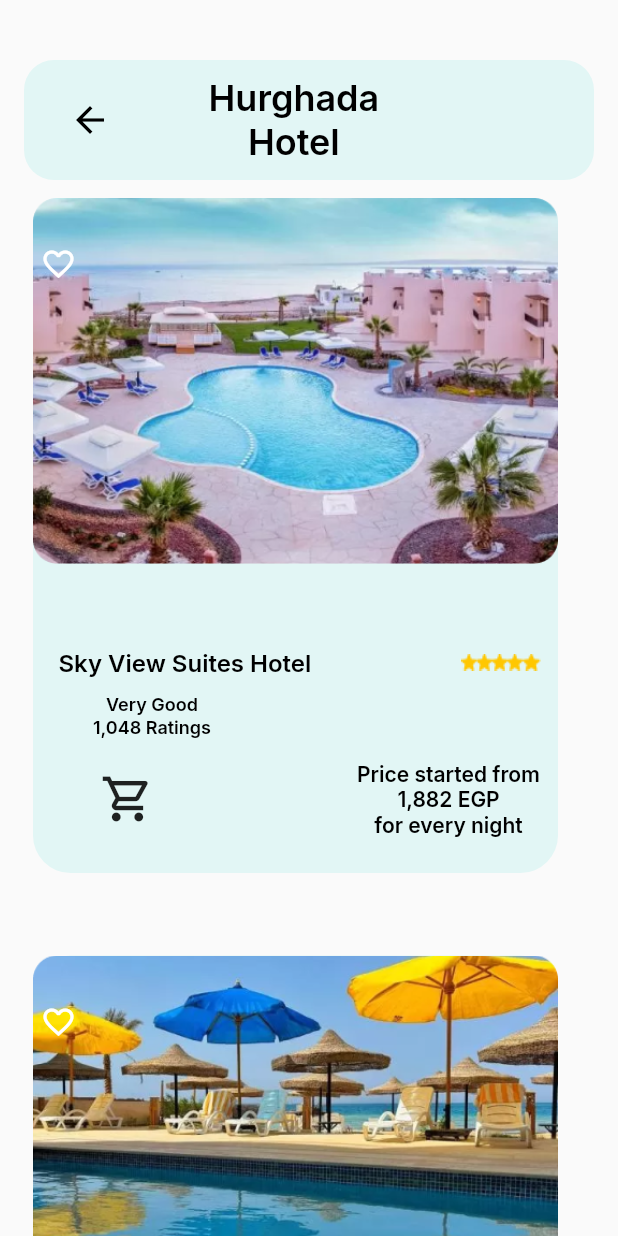
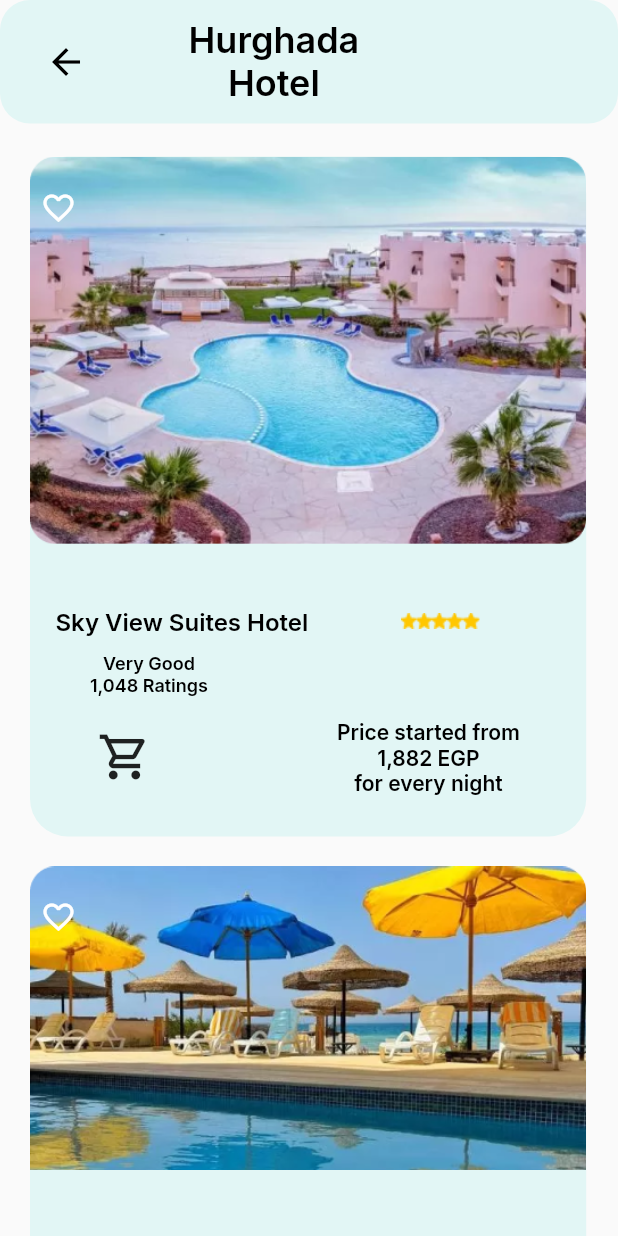
Before and after one commit to MahmoudAbuelazm/HotelResevationapp, a Flutter app: the CategoriesScreen screen opened directly, after a tap on "Hurghada", on a phone screen of 412 x 824 dp. Run offline on Flutter 3.47's test engine with Material 2 defaults, Android fonts, the phone set to English and light mode, and no system bars; our stand-ins replace easy_splash_screen, flutter_switch, google_fonts, pinput, shared_preferences; accounts and stored records are empty.

Commit message:
finally done

```diff
--- a/lib/screen/category_hotel_screen.dart
+++ b/lib/screen/category_hotel_screen.dart
@@ -37,18 +37,17 @@ class _CategoryHotelScreenState extends State<CategoryHotelScreen> {
 
   @override
   Widget build(BuildContext context) {
+    double height = MediaQuery.of(context).size.height;
+    double width = MediaQuery.of(context).size.width;
     return Scaffold(
       body: Column(children: [
-        const SizedBox(
-          height: 40.0,
-        ),
         SafeArea(
           child: Padding(
             padding: const EdgeInsets.only(bottom: 12.0),
             child: Container(
               padding: const EdgeInsets.symmetric(horizontal: 20.0),
-              height: 80,
-              width: 380,
+              height: height * 0.1,
+              width: width,
               decoration: const BoxDecoration(
                   color: Color.fromRGBO(226, 246, 245, 1),
                   borderRadius: BorderRadius.all(Radius.circular(20))),
@@ -64,8 +63,8 @@ class _CategoryHotelScreenState extends State<CategoryHotelScreen> {
                       size: 28,
                     ),
                   ),
-                  const SizedBox(
-                    width: 55.0,
+                  SizedBox(
+                    width: width * 0.14,
                   ),
                   Column(
                     mainAxisAlignment: MainAxisAlignment.center,
@@ -78,7 +77,7 @@ class _CategoryHotelScreenState extends State<CategoryHotelScreen> {
                           color: Colors.black,
                         ),
                       ),
-                       Text(
+                      Text(
                         'Hotel',
                         style: GoogleFonts.inter(
                           fontSize: 24,
--- a/lib/screen/p_view.dart
+++ b/lib/screen/p_view.dart
@@ -34,6 +34,8 @@ class _PViewState extends State<PView> {
 
   @override
   Widget build(BuildContext context) {
+    double width = MediaQuery.of(context).size.width;
+    double height = MediaQuery.of(context).size.height;
     return MaterialApp(
       routes: {
         '/a': (ctx) => const CreateAccountScreen(),
@@ -63,22 +65,28 @@ class _PViewState extends State<PView> {
                                       bottomRight: Radius.circular(15)),
                                   child: Image.asset(
                                     item.imageUrl,
-                                    width: double.infinity,
+                                    width: width,
+                                    height: height * .7,
                                     fit: BoxFit.fill,
                                   ),
                                 ),
                                 Padding(
-                                  padding: const EdgeInsets.only(top: 500.0),
+                                  padding: const EdgeInsets.only(top: 430),
                                   child: Container(
-                                    width: double.infinity,
-                                    height: 400,
+                                    width: width,
+                                    height: height * .5,
                                     decoration: const BoxDecoration(
                                       color: Color.fromRGBO(240, 240, 245, 1),
                                       borderRadius: BorderRadius.all(
                                         Radius.circular(25),
                                       ),
                                     ),
+                                    child: Padding(
+                                      padding: const EdgeInsets.symmetric(
+                                          horizontal: 20.0),
                                       child: Column(
+                                        crossAxisAlignment:
+                                            CrossAxisAlignment.center,
                                         children: [
                                           const SizedBox(
                                             height: 30,
@@ -86,7 +94,7 @@ class _PViewState extends State<PView> {
                                           Text(
                                             item.title,
                                             style: GoogleFonts.inter(
-                                            fontSize: 20,
+                                              fontSize: 19,
                                               fontWeight: FontWeight.w600,
                                               color: Colors.black,
                                             ),
@@ -114,6 +122,7 @@ class _PViewState extends State<PView> {
                                       ),
                                     ),
                                   ),
+                                ),
                               ],
                             )
                           ],
@@ -126,7 +135,7 @@ class _PViewState extends State<PView> {
             Align(
               alignment: const Alignment(0, 0.85),
               child: SizedBox(
-                  width: 370,
+                width: width * .9,
                 child: ElevatedButton(
                   style: ButtonStyle(
                     shape: MaterialStateProperty.all<RoundedRectangleBorder>(
@@ -140,7 +149,8 @@ class _PViewState extends State<PView> {
                         const Color.fromRGBO(6, 177, 166, 1)),
                   ),
                   onPressed: () async {
-                      Navigator.of(context).pushReplacementNamed(CreateAccountScreen.routeName);
+                    Navigator.of(context)
+                        .pushReplacementNamed(CreateAccountScreen.routeName);
                   },
                   child: Text(
                     "Create Account",
--- a/lib/widgets/category_item.dart
+++ b/lib/widgets/category_item.dart
@@ -22,21 +22,23 @@ class CategoryItem extends StatelessWidget {
 
   @override
   Widget build(BuildContext context) {
+    double width = MediaQuery.of(context).size.width;
+    double height = MediaQuery.of(context).size.height;
     return InkWell(
-      borderRadius: BorderRadius.circular(60),
       onTap: () {
         selectCategory(context);
       },
-      child: Stack(children: [
-        SizedBox(
-          width: 300,
-          child: ClipRRect(
+      child: Padding(
+        padding: const EdgeInsets.symmetric(horizontal: 5, vertical: 5),
+        child: Stack(
+          children: [
+          ClipRRect(
             borderRadius: BorderRadius.circular(20),
             child: Image.asset(
               imgUrl,
-              width: 250,
-              height: 350,
-            ),
+              width: width * 0.45,
+              height: height * 0.6,
+              fit: BoxFit.cover,
             ),
           ),
           Center(
@@ -48,7 +50,9 @@ class CategoryItem extends StatelessWidget {
               color: Colors.white,
             ),
           )),
-      ]),
+        ]
+        ),
+      ),
     );
   }
 }
--- a/lib/widgets/hotel_item.dart
+++ b/lib/widgets/hotel_item.dart
@@ -1,6 +1,5 @@
 import 'package:flutter/material.dart';
 import 'package:google_fonts/google_fonts.dart';
-
 
 class HotelItem extends StatefulWidget {
   final String id;
@@ -27,11 +26,14 @@ class HotelItem extends StatefulWidget {
 class _HotelItemState extends State<HotelItem> {
   @override
   Widget build(BuildContext context) {
+    double height = MediaQuery.of(context).size.height;
+    double width = MediaQuery.of(context).size.width;
+
     return Padding(
-      padding: const EdgeInsets.only(bottom: 55.0, left: 22, right: 22),
+      padding: const EdgeInsets.symmetric(horizontal: 20, vertical: 10),
       child: Container(
-        height: 450,
-        width: 350,
+        height: height * 0.55,
+        width: width * 0.9,
         decoration: const BoxDecoration(
             borderRadius: BorderRadius.all(Radius.circular(25.0)),
             color: Color.fromRGBO(226, 246, 245, 1)),
@@ -45,14 +47,14 @@ class _HotelItemState extends State<HotelItem> {
                 children: [
                   Text(
                     widget.title,
-                    style:GoogleFonts.inter(
+                    style: GoogleFonts.inter(
                       fontSize: 16,
                       fontWeight: FontWeight.w600,
                       color: Colors.black,
                     ),
                   ),
-                  const SizedBox(
-                    width: 100.0,
+                  SizedBox(
+                    width: width * 0.15,
                   ),
                   Image.asset('assets/Frame 44.png')
                 ],
@@ -91,12 +93,12 @@ class _HotelItemState extends State<HotelItem> {
                     Icons.shopping_cart_outlined,
                     size: 36,
                   ),
-                  const SizedBox(
-                    width: 135,
+                  SizedBox(
+                    width: width * 0.3,
                   ),
                   Column(
                     children: [
-                       Text(
+                      Text(
                         'Price started from',
                         style: GoogleFonts.inter(
                           fontSize: 14,
@@ -112,7 +114,7 @@ class _HotelItemState extends State<HotelItem> {
                           color: Colors.black,
                         ),
                       ),
-                       Text(
+                      Text(
                         'for every night',
                         style: GoogleFonts.inter(
                           fontSize: 14,
```
Also changed, not shown: lib/dummy_data.dart (+12 -7 lines), lib/screen/home/favourite_tab.dart (+10 -1 lines), lib/screen/settings/change_pass_screen.dart (+14 -11 lines), lib/widgets/lang_container.dart (+6 -2 lines), images/ain.png (added), images/alex.png (added), images/hur.png (added), images/matroh.png (added), images/north.png (added), images/sharm.png (added). Lines whose indentation alone changed are shown as unchanged.
